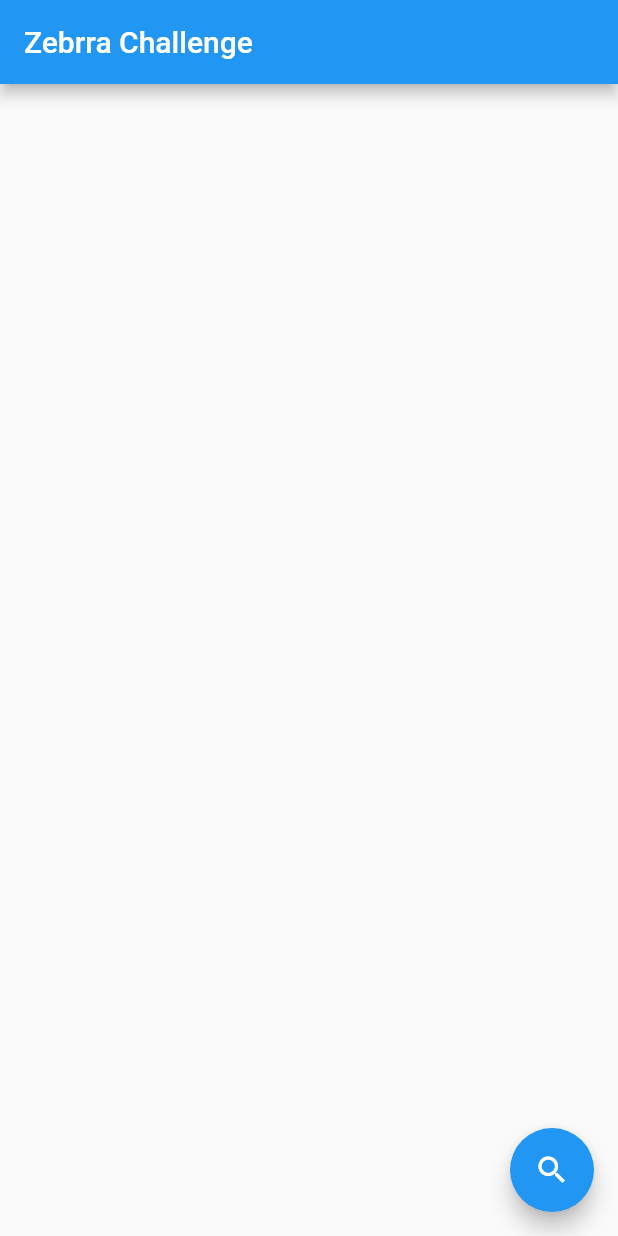
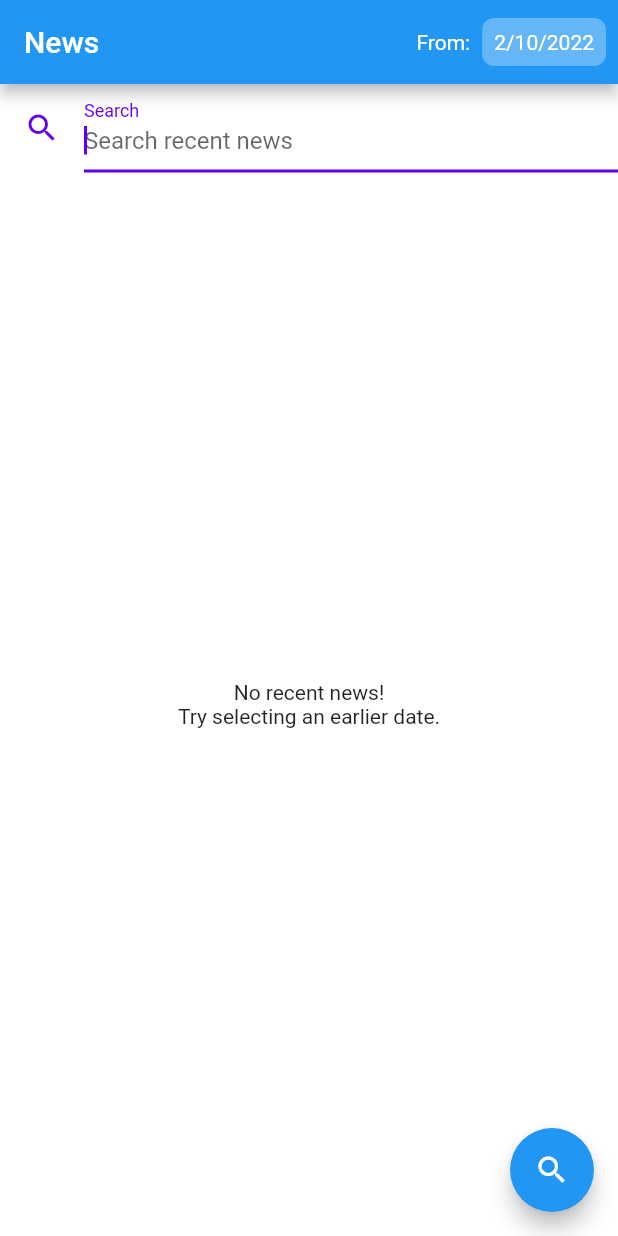
Before and after one commit to UcGeorge/zebrra_challenge, a Flutter app: the screen it shows after launch, on a phone screen of 412 x 824 dp. Run offline on Flutter 3.47's test engine with Material 2 defaults, Android fonts, the phone set to English and light mode, and no system bars; our stand-ins replace dio, share_plus, webview_flutter.

Commit message:
Added some features

```diff
--- a/lib/main.dart
+++ b/lib/main.dart
@@ -1,8 +1,9 @@
 import 'package:flutter/foundation.dart';
 import 'package:flutter/material.dart';
 import 'package:logging/logging.dart';
-import 'data/models/article.dart';
-import 'data/repositories/news/news.dart';
+
+import 'view/pages/home_page.dart';
+import 'view/theme.dart';
 
 final _log = Logger('main.dart');
 
@@ -30,90 +31,13 @@ class MyApp extends StatelessWidget {
 
   @override
   Widget build(BuildContext context) {
-    return const MaterialApp(
+    return MaterialApp(
       title: 'Zebrra Challenge',
-      home: MyHomePage(title: 'Zebrra Challenge'),
+      themeMode: ThemeMode.system,
+      theme: ThemeClass.lightTheme,
+      darkTheme: ThemeClass.darkTheme,
+      debugShowCheckedModeBanner: false,
+      home: const MyHomePage(title: 'News'),
     );
   }
 }
-
-class MyHomePage extends StatefulWidget {
-  const MyHomePage({super.key, required this.title});
-
-  final String title;
-
-  @override
-  State<MyHomePage> createState() => _MyHomePageState();
-}
-
-class _MyHomePageState extends State<MyHomePage> {
-  List<Article>? articles;
-  String? error;
-  bool loading = false;
-
-  void _getNews() async {
-    setState(() {
-      loading = true;
-      error = null;
-    });
-    await NewsRepository.getEverything(
-      'NO_TOKEN',
-      q: 'Tesla',
-      from: DateTime(2022, 8, 30),
-      sortBy: 'publishedAt',
-      onError: (errorMessage) {
-        if (mounted) {
-          setState(() {
-            error = errorMessage;
-          });
-        } else {
-          error = errorMessage;
-        }
-      },
-    ).then((value) {
-      if (mounted) {
-        setState(() {
-          articles = value;
-        });
-      } else {
-        articles = value;
-      }
-    });
-    setState(() {
-      loading = false;
-    });
-  }
-
-  @override
-  Widget build(BuildContext context) {
-    return Scaffold(
-      appBar: AppBar(
-        title: Text(widget.title),
-      ),
-      body: loading
-          ? const Center(
-              child: CircularProgressIndicator(),
-            )
-          : error != null
-              ? Center(
-                  child: Text(error!),
-                )
-              : ListView.builder(
-                  itemCount: articles?.length ?? 0,
-                  itemBuilder: (context, i) => ListTile(
-                    title: Text(articles![i].title),
-                    subtitle: Text(
-                      'By ${articles![i].author}',
-                      overflow: TextOverflow.ellipsis,
-                    ),
-                    isThreeLine: true,
-                  ),
-                ),
-      floatingActionButton: FloatingActionButton(
-        onPressed: _getNews,
-        tooltip: 'Get news',
-        child: const Icon(Icons.search),
-      ),
-    );
-  }
-}
--- /dev/null
+++ b/lib/view/pages/home_page.dart
@@ -0,0 +1,188 @@
+import 'package:flutter/material.dart';
+
+import '../../data/models/article.dart';
+import '../../data/repositories/news/news.dart';
+import '../widgets/home_page/news_tile.dart';
+
+class MyHomePage extends StatefulWidget {
+  const MyHomePage({super.key, required this.title});
+
+  final String title;
+
+  @override
+  State<MyHomePage> createState() => _MyHomePageState();
+}
+
+class _MyHomePageState extends State<MyHomePage> {
+  List<Article>? articles;
+  late TextEditingController controller;
+  String? error;
+  late FocusNode focusNode;
+  DateTime from = DateTime.now();
+  bool loading = false;
+
+  @override
+  void dispose() {
+    focusNode.dispose();
+    controller.dispose();
+    super.dispose();
+  }
+
+  @override
+  void initState() {
+    super.initState();
+    focusNode = FocusNode();
+    controller = TextEditingController();
+  }
+
+  void _setDate() async {
+    final newFrom = await showDatePicker(
+      context: context,
+      initialDate: from,
+      firstDate: from.subtract(const Duration(days: 29)),
+      lastDate: from,
+    );
+    if (newFrom != null) {
+      setState(() {
+        from = newFrom;
+      });
+      if (!focusNode.hasFocus) _getNews();
+    }
+  }
+
+  void _getNews() async {
+    if (controller.value.text.isNotEmpty) {
+      if (focusNode.hasFocus) FocusManager.instance.primaryFocus?.unfocus();
+      setState(() {
+        loading = true;
+        error = null;
+      });
+      await NewsRepository.getEverything(
+        'NO_TOKEN',
+        q: controller.value.text.trim(),
+        from: from,
+        sortBy: 'publishedAt',
+        onError: (errorMessage) => setState(() {
+          error = errorMessage;
+        }),
+      ).then(
+        (value) => setState(() {
+          articles = value;
+        }),
+      );
+      setState(() {
+        loading = false;
+      });
+    } else {
+      setState(() {
+        error = 'Search cannot be empty';
+      });
+    }
+  }
+
+  Expanded _buildContent() {
+    return Expanded(
+      child: loading
+          ? const Center(
+              child: CircularProgressIndicator(),
+            )
+          : error != null
+              ? Padding(
+                  padding: const EdgeInsets.symmetric(horizontal: 16),
+                  child: Center(
+                    child: Text(
+                      '⚠️\n${error!}',
+                      textAlign: TextAlign.center,
+                    ),
+                  ),
+                )
+              : articles?.isEmpty ?? true
+                  ? const Center(
+                      child: Text(
+                        'No recent news!\nTry selecting an earlier date.',
+                        textAlign: TextAlign.center,
+                      ),
+                    )
+                  : ListView.separated(
+                      itemCount: articles?.length ?? 0,
+                      separatorBuilder: (context, index) => const Divider(),
+                      itemBuilder: (context, i) => NewsTile(
+                        article: articles![i],
+                      ),
+                    ),
+    );
+  }
+
+  AppBar _buildAppBar() {
+    return AppBar(
+      title: Text(widget.title),
+      backgroundColor: Theme.of(context).appBarTheme.backgroundColor,
+      actions: [
+        Column(
+          mainAxisAlignment: MainAxisAlignment.center,
+          children: [
+            Row(
+              children: [
+                const Text('From:'),
+                GestureDetector(
+                  onTap: _setDate,
+                  child: Container(
+                    padding: const EdgeInsets.all(8),
+                    margin: const EdgeInsets.all(8),
+                    decoration: BoxDecoration(
+                      color: Colors.white.withOpacity(.3),
+                      borderRadius: BorderRadius.circular(8),
+                    ),
+                    child: Text('${from.day}/${from.month}/${from.year}'),
+                  ),
+                )
+              ],
+            ),
+          ],
+        )
+      ],
+    );
+  }
+
+  Padding _buildSearchField() {
+    return Padding(
+      padding: const EdgeInsets.only(left: 16),
+      child: TextFormField(
+        focusNode: focusNode,
+        controller: controller,
+        autofocus: true,
+        autovalidateMode: AutovalidateMode.onUserInteraction,
+        decoration: const InputDecoration(
+          icon: Icon(Icons.search),
+          hintText: 'Search recent news',
+          labelText: 'Search',
+        ),
+        onFieldSubmitted: (value) => _getNews(),
+        validator: (String? value) {
+          return (value == null || value.isEmpty)
+              ? 'Search cannot be empty'
+              : null;
+        },
+      ),
+    );
+  }
+
+  @override
+  Widget build(BuildContext context) {
+    return Scaffold(
+      appBar: _buildAppBar(),
+      body: Column(
+        children: [
+          _buildSearchField(),
+          _buildContent(),
+        ],
+      ),
+      floatingActionButton: FloatingActionButton(
+        onPressed: _getNews,
+        tooltip: 'Get news',
+        backgroundColor: Theme.of(context).primaryColor,
+        child: const Icon(Icons.search, color: Colors.white),
+      ),
+    );
+  }
+}
--- /dev/null
+++ b/lib/view/theme.dart
@@ -0,0 +1,19 @@
+import 'package:flutter/material.dart';
+
+class ThemeClass {
+  static ThemeData lightTheme = ThemeData(
+      scaffoldBackgroundColor: Colors.white,
+      primaryColor: Colors.blue,
+      colorScheme: const ColorScheme.light(),
+      appBarTheme: const AppBarTheme(
+        backgroundColor: Colors.blue,
+      ));
+
+  static ThemeData darkTheme = ThemeData(
+      scaffoldBackgroundColor: Colors.black,
+      primaryColor: const Color(0xff1F1F1F),
+      colorScheme: const ColorScheme.dark(),
+      appBarTheme: const AppBarTheme(
+        backgroundColor: Color(0xff1F1F1F),
+      ));
+}
```
Also changed, not shown: lib/logic/util/navigation.dart (added, +75 -0 lines), lib/view/pages/news_page.dart (added, +87 -0 lines), lib/view/pages/web_view.dart (added, +88 -0 lines), lib/view/widgets/home_page/news_tile.dart (added, +29 -0 lines), pubspec.yaml (+5 -17 lines), pubspec.lock, 6 other files.
